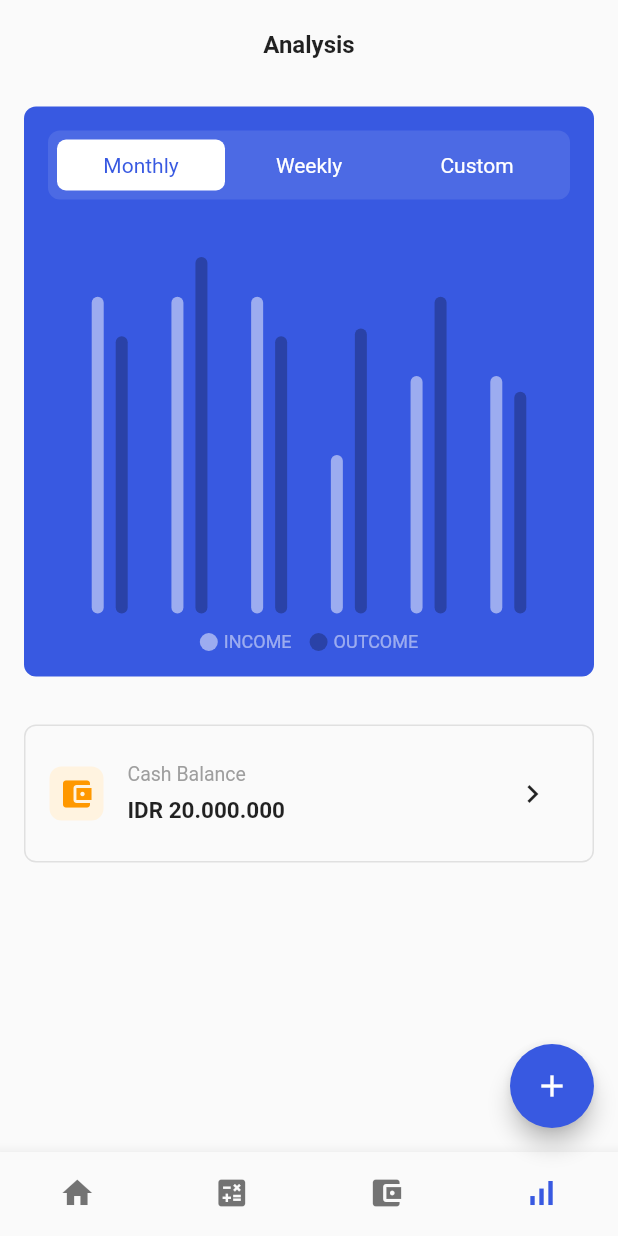
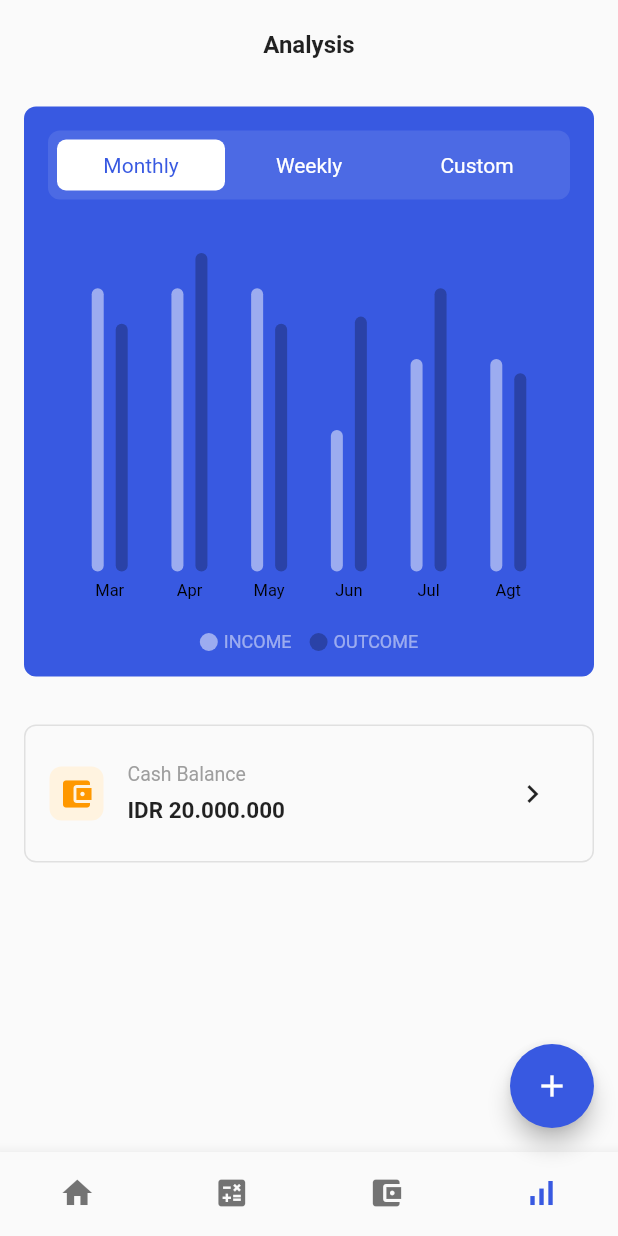
Before and after one commit to JAICHANGPARK/flutter_notebook_17th_story, a Flutter app: the screen it shows after launch, item 4 of the bottom bar chosen, on a phone screen of 412 x 824 dp. Run offline on Flutter 3.47's test engine with Material 2 defaults, Android fonts, the phone set to English and light mode, and no system bars; drawn by our look-alikes of fl_chart; our stand-ins replace cached_network_image, flutter_riverpod, ionicons, percent_indicator; network calls fail.

Commit message:
Update finance_chart_component.dart

```diff
--- a/lib/ep1004_finance_app/src/ui/finance_chart_component.dart
+++ b/lib/ep1004_finance_app/src/ui/finance_chart_component.dart
@@ -151,9 +151,8 @@ class _FinanceChartComponentState extends State<FinanceChartComponent> {
                       child: Padding(
                     padding: const EdgeInsets.symmetric(vertical: 12),
                     child: BarChart(
-
                       BarChartData(
-                        maxY: 50,
+                          maxY: 50,
                           barGroups: [
                             BarChartGroupData(x: 0, barsSpace: 8, barRods: [
                               BarChartRodData(y: 40, colors: [Colors.white.withOpacity(0.5)]),
@@ -193,13 +192,53 @@ class _FinanceChartComponentState extends State<FinanceChartComponent> {
                             leftTitle: AxisTitle(
                               showTitle: false,
                             ),
+                            bottomTitle: AxisTitle(
+                              showTitle: true,
+                              // titleText: (context, value){
+                              //   var i = value.toInt();
+                              //   switch (i) {
+                              //     case 0:
+                              //       return "Mar";
+                              //     case 1:
+                              //       return "Apr";
+                              //     case 2:
+                              //       return "May";
+                              //     case 3:
+                              //       return "Jun";
+                              //     case 4:
+                              //       return "Jul";
+                              //     case 5:
+                              //       return "Agt";
+                              //     default:
+                              //       return "Mar";
+                              //   }
+                              // }
+                            )
                           ),
-                          borderData: FlBorderData(
-                            show: false
-                          ),
+                          borderData: FlBorderData(show: false),
                           titlesData: FlTitlesData(
                               show: true,
-                              bottomTitles: SideTitles(),
+                              bottomTitles: SideTitles(
+                                  showTitles: true,
+                                  getTitles: (value) {
+                                var i = value.toInt();
+                                switch (i) {
+                                  case 0:
+                                    return "Mar";
+                                  case 1:
+                                    return "Apr";
+                                  case 2:
+                                    return "May";
+                                  case 3:
+                                    return "Jun";
+                                  case 4:
+                                    return "Jul";
+                                  case 5:
+                                    return "Agt";
+                                  default:
+                                    return "Mar";
+                                }
+                              }),
                               leftTitles: SideTitles(showTitles: false),
                               topTitles: SideTitles(showTitles: false),
                               rightTitles: SideTitles(showTitles: false))),
```
